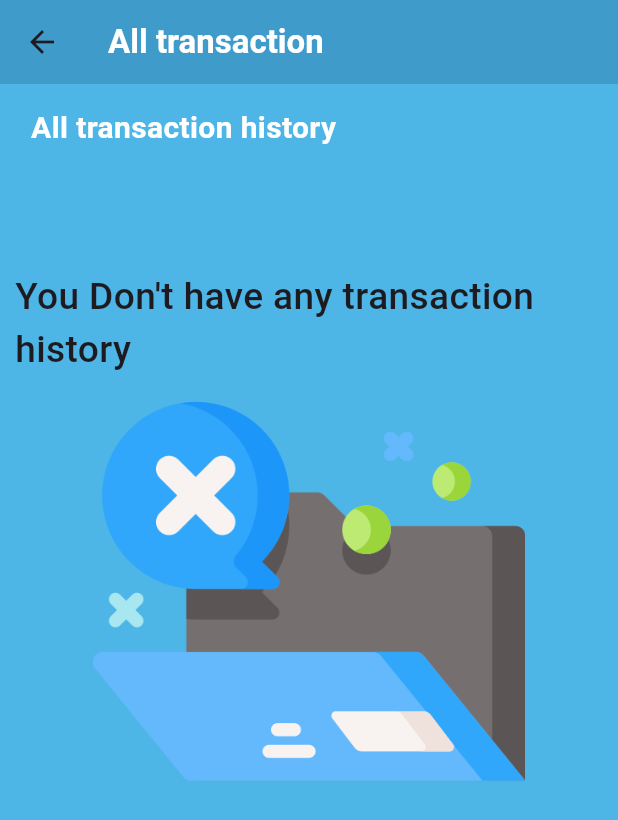
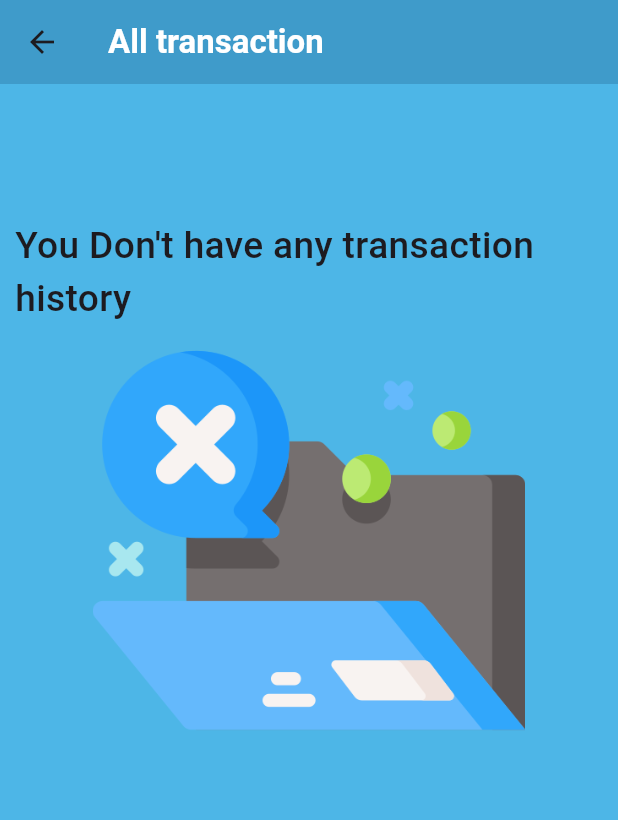
Before and after one commit to SagorSamadder/sAcademy-teacher, a Flutter app: the TransactionScreen screen opened directly, on a phone screen of 412 x 824 dp. Shown: the top 820 px of the screen. Run offline on Flutter 3.47's test engine with Material 3 defaults, Android fonts, the phone set to English and light mode, and no system bars; our stand-ins replace cloud_firestore, firebase_auth, firebase_core, firebase_storage, get, image_picker and 1 more; accounts and stored records are empty.

Commit message:
fixing bugs

```diff
--- a/lib/app/Transactions/view/transaction_view.dart
+++ b/lib/app/Transactions/view/transaction_view.dart
@@ -31,16 +31,7 @@ class TransactionScreen extends StatelessWidget {
         child: ListView(
           physics: const BouncingScrollPhysics(),
           children: [
-            15.heightBox,
-            Align(
-              alignment: Alignment.centerLeft,
-              child: Padding(
-                padding: EdgeInsets.only(left: context.screenWidth * .05),
-                child:
-                    "All transaction history".text.white.size(20).bold.make(),
-              ),
-            ),
-            10.heightBox,
+            20.heightBox,
             Obx(
               () => controller.transactionList.isEmpty
                   ? Center(
--- a/lib/main.dart
+++ b/lib/main.dart
@@ -17,7 +17,6 @@ void main() async {
 
 class MyApp extends StatefulWidget {
   const MyApp({super.key});
-
   @override
   State<MyApp> createState() => _MyAppState();
 }
```
